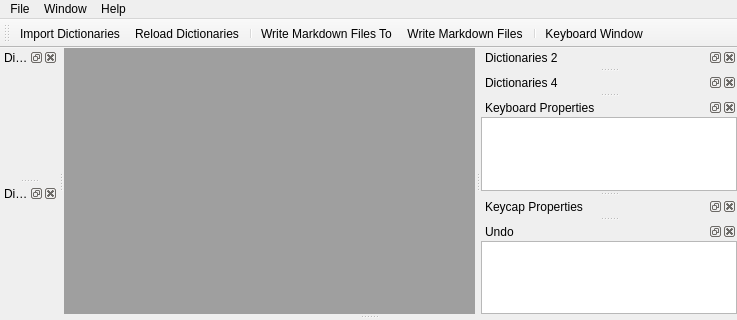
This is Sources/MainWindow.ui in FromtonRouge/KaladriusTrainer as Qt 5 draws it before an edit; both pictures show x 0 to 737 and y 0 to 320 of the 737 by 553 pixel window. The edited form follows.
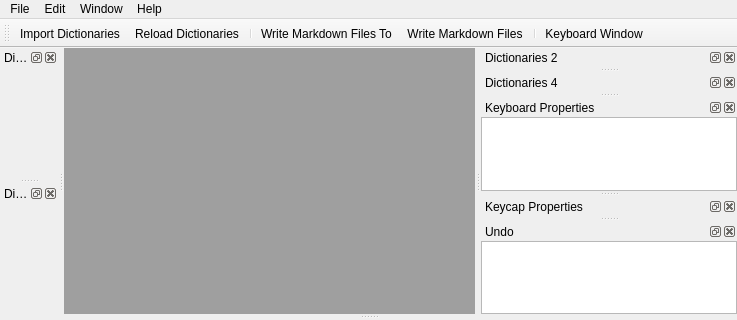
This is the edited form. Icons and pictures are not drawn. Custom widgets are drawn as their Qt base class.

Diff of the .ui file:
```diff
--- a/Sources/MainWindow.ui
+++ b/Sources/MainWindow.ui
@@ -42,7 +42,7 @@
      <x>0</x>
      <y>0</y>
      <width>737</width>
-     <height>21</height>
+     <height>25</height>
     </rect>
    </property>
    <widget class="QMenu" name="menuFile">
@@ -82,7 +82,13 @@
     </property>
     <addaction name="actionAbout"/>
    </widget>
+   <widget class="QMenu" name="menuEdit">
+    <property name="title">
+     <string>Edit</string>
+    </property>
+   </widget>
    <addaction name="menuFile"/>
+   <addaction name="menuEdit"/>
    <addaction name="menuWindow"/>
    <addaction name="menuHelp"/>
   </widget>
```
